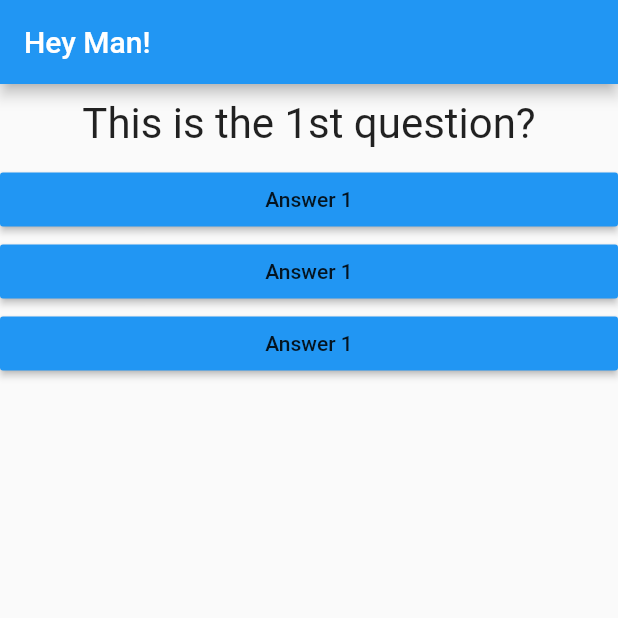
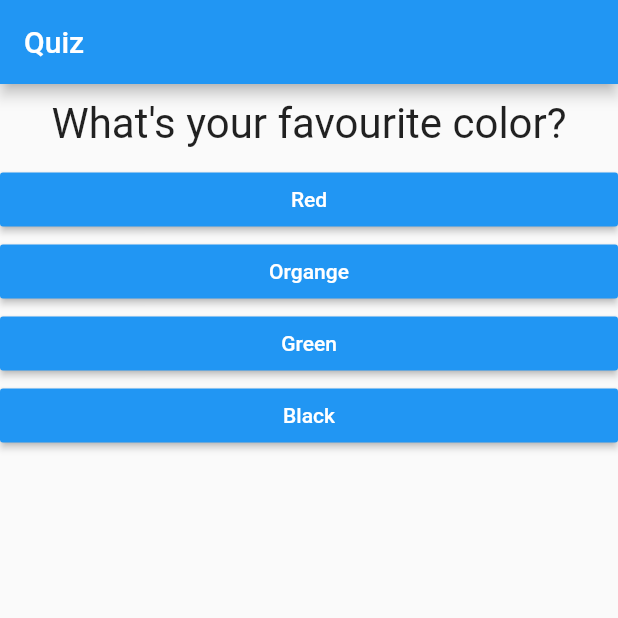
Before and after one commit to nishantk03/flutter-app, a Flutter app: the screen it shows after launch, on a phone screen of 412 x 824 dp, the top half of it. Run offline on Flutter 3.47's test engine with Material 2 defaults, Android fonts, the phone set to English and light mode, and no system bars.

Commit message:
questions and answers added with dynamic binding

```diff
--- a/lib/answer.dart
+++ b/lib/answer.dart
@@ -2,7 +2,8 @@ import 'package:flutter/material.dart';
 
 class Answer extends StatelessWidget {
   final Function answerHandler;
-  Answer(this.answerHandler);
+  final String answer;
+  Answer(this.answerHandler, this.answer);
   @override
   Widget build(BuildContext context) {
     return Container(
@@ -10,7 +11,8 @@ class Answer extends StatelessWidget {
       //margin: EdgeInsets.all(10),
       child: RaisedButton(
           color: Colors.blue,
-          child: Text('Answer 1'),
+          textColor: Colors.white,
+          child: Text(answer),
           onPressed: answerHandler),
     );
   }
--- a/lib/main.dart
+++ b/lib/main.dart
@@ -18,7 +18,7 @@ class _MyAppState extends State<MyApp> {
   var _questionIndex = 0;
   void _answerChoosen() {
     setState(() {
-      if (_questionIndex < 1) {
+      if (_questionIndex < 2) {
         _questionIndex++;
       } else {
         _questionIndex = 0;
@@ -29,18 +29,32 @@ class _MyAppState extends State<MyApp> {
 
   @override
   Widget build(BuildContext context) {
-    var questions = ['This is the 1st question?', 'This is the 2nd question?'];
+    //var questions = ['This is the 1st question?', 'This is the 2nd question?'];
+    var questions = [
+      {
+        'question': 'What\'s your favourite color?',
+        'answer': ['Red', 'Organge', 'Green', 'Black']
+      },
+      {
+        'question': 'What\'s your favourite animal?',
+        'answer': ['Rabbit', 'Lion', 'Dog', 'Cow']
+      },
+      {
+        'question': 'What\'s your favourite food?',
+        'answer': ['Panner', 'Mashroom', 'Chicken', 'Noodles']
+      },
+    ];
     return MaterialApp(
       home: Scaffold(
           appBar: AppBar(
-            title: Text('Hey Man!'),
+            title: Text('Quiz'),
           ),
           body: Column(
             children: [
-              Question(questions[_questionIndex]),
-              Answer(_answerChoosen),
-              Answer(_answerChoosen),
-              Answer(_answerChoosen),
+              Question(questions[_questionIndex]['question']),
+              ...(questions[_questionIndex]['answer'] as List<String>)
+                  .map((ans) => Answer(_answerChoosen, ans))
+                  .toList()
             ],
           )),
     );
```
